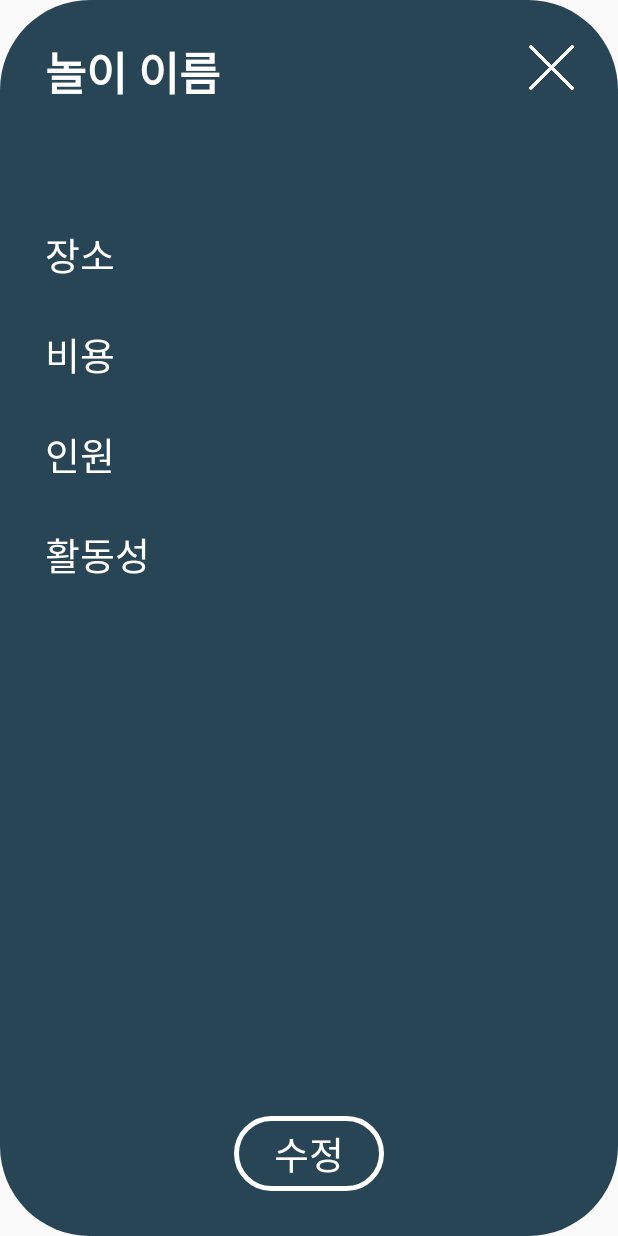
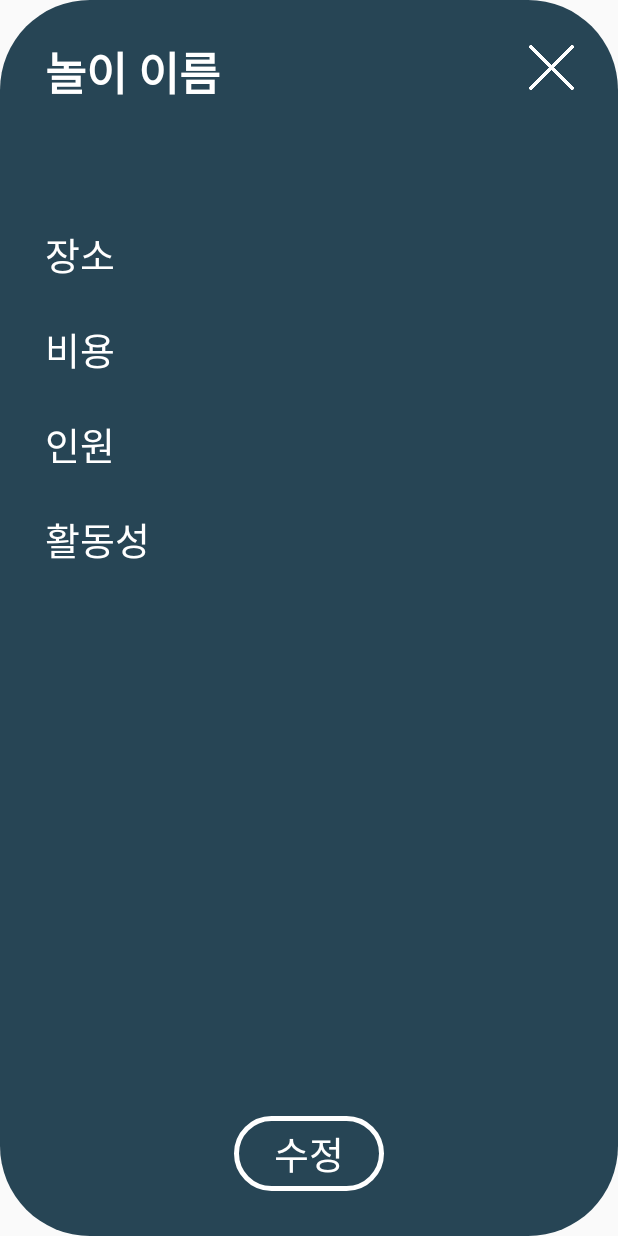
Before and after one commit to hololee/PLAY_APP, an Android app: the layout play_list_check_layout.xml on its own in the app's theme, with its tools: preview values and no code run, on a phone screen of 412 x 824 dp. Run offline under Robolectric (Android 15) with nearby library versions, the phone set to English and light mode, and no system bars.

Commit message:
팝업 정렬 수정

```diff
--- a/app/src/main/res/layout/play_list_check_layout.xml
+++ b/app/src/main/res/layout/play_list_check_layout.xml
@@ -38,7 +38,8 @@
     <TextView
         android:id="@id/place"
         android:layout_width="wrap_content"
-        android:layout_height="wrap_content"
+        android:layout_height="35dp"
+        android:gravity="center_vertical"
         android:layout_marginStart="30dp"
         android:layout_marginTop="150dp"
         android:text="장소"
@@ -52,7 +53,7 @@
         android:layout_height="35dp"
         android:layout_alignParentRight="true"
         android:fontFamily="@font/system_font"
-        android:layout_marginTop="145dp"
+        android:layout_alignTop="@id/place"
         android:layout_marginRight="30dp"
         android:background="#00ff0000"
         android:textColor="#BFBBBB"
@@ -61,7 +62,8 @@
     <TextView
         android:id="@id/cost"
         android:layout_width="wrap_content"
-        android:layout_height="wrap_content"
+        android:layout_height="35dp"
+        android:gravity="center_vertical"
         android:layout_below="@id/place"
         android:layout_marginStart="30dp"
         android:layout_marginTop="28dp"
@@ -77,7 +79,7 @@
         android:layout_below="@id/place_info"
         android:layout_alignParentRight="true"
         android:fontFamily="@font/system_font"
-        android:layout_marginTop="20dp"
+        android:layout_alignTop="@id/cost"
         android:layout_marginRight="30dp"
         android:background="#00ff0000"
         android:textColor="#BFBBBB"
@@ -86,11 +88,12 @@
     <TextView
         android:id="@id/num"
         android:layout_width="wrap_content"
-        android:layout_height="wrap_content"
+        android:layout_height="35dp"
         android:layout_below="@id/cost"
         android:layout_marginStart="30dp"
         android:layout_marginTop="28dp"
         android:text="인원"
+        android:gravity="center_vertical"
         android:fontFamily="@font/system_font"
         android:textColor="#ffffff"
         android:textSize="25sp" />
@@ -101,7 +104,7 @@
         android:layout_height="35dp"
         android:layout_below="@id/cost_info"
         android:layout_alignParentRight="true"
-        android:layout_marginTop="20dp"
+        android:layout_alignTop="@id/num"
         android:fontFamily="@font/system_font"
         android:layout_marginRight="30dp"
         android:background="#00ff0000"
@@ -111,11 +114,12 @@
     <TextView
         android:id="@id/act"
         android:layout_width="wrap_content"
-        android:layout_height="wrap_content"
+        android:layout_height="35dp"
         android:layout_below="@id/num"
         android:layout_marginStart="30dp"
         android:layout_marginTop="28dp"
         android:text="활동성"
+        android:gravity="center_vertical"
         android:fontFamily="@font/system_font"
         android:textColor="#ffffff"
         android:textSize="25sp" />
@@ -126,7 +130,7 @@
         android:layout_height="35dp"
         android:layout_below="@id/num_info"
         android:layout_alignParentRight="true"
-        android:layout_marginTop="20dp"
+        android:layout_alignTop="@id/act"
         android:layout_marginRight="30dp"
         android:fontFamily="@font/system_font"
         android:background="#00ff0000"
```
Also changed, not shown: app/src/main/res/layout/add_popup_layout.xml (+12 -7 lines), app/src/main/res/drawable/logo_title.png.
